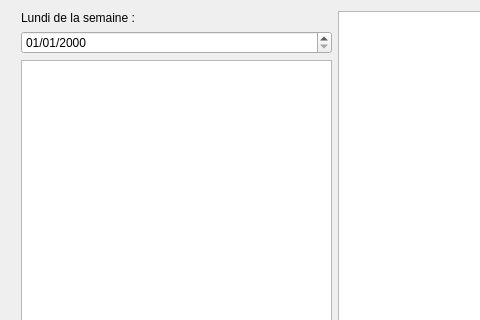
This is selectioninterface.ui in ThFeneuil/SPARK-Secretariat as Qt 5 draws it before an edit; both pictures show x 0 to 480 and y 0 to 320 of the 670 by 463 pixel window. The edited form follows.
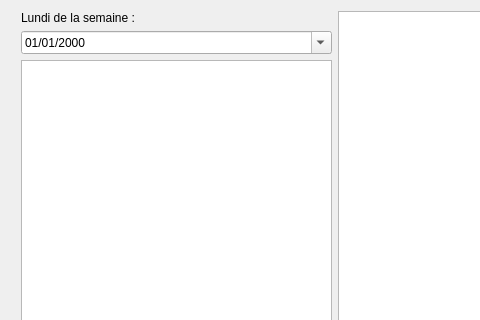
This is the edited form.

Commit message: CalendarPopup pour contourner le probleme du edit_monday

The edit to the form file:
```diff
--- a/selectioninterface.ui
+++ b/selectioninterface.ui
@@ -43,6 +43,9 @@
        <property name="displayFormat">
         <string>dd/MM/yyyy</string>
        </property>
+       <property name="calendarPopup">
+        <bool>true</bool>
+       </property>
       </widget>
      </item>
      <item>
```
The commit also changes 1 other file.
